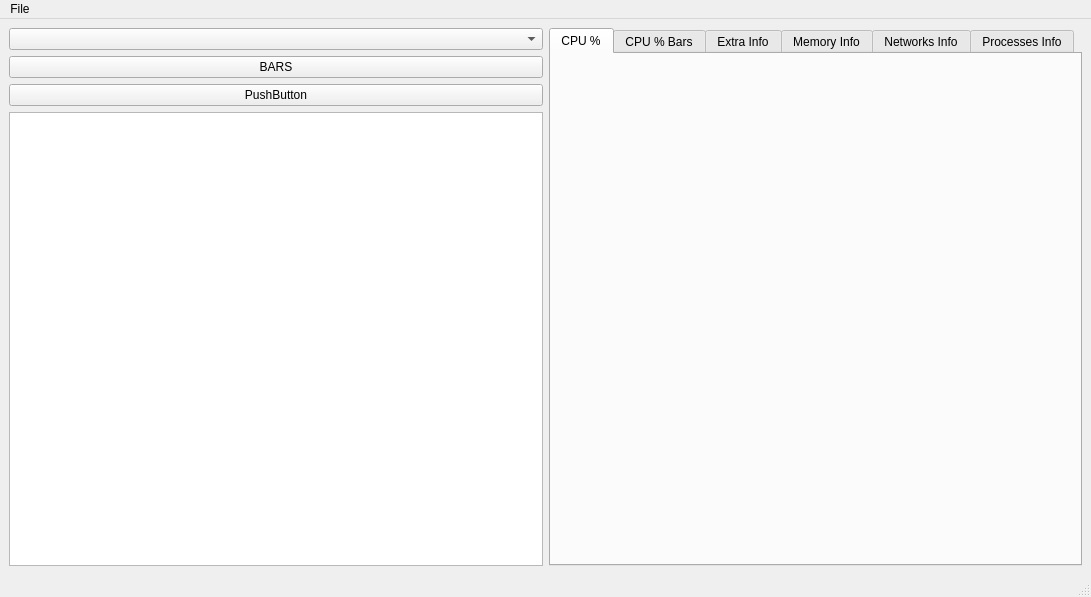
This is designer2.ui in SeptiD/cpu_monitor as Qt 5 draws it before an edit. The edited form follows.
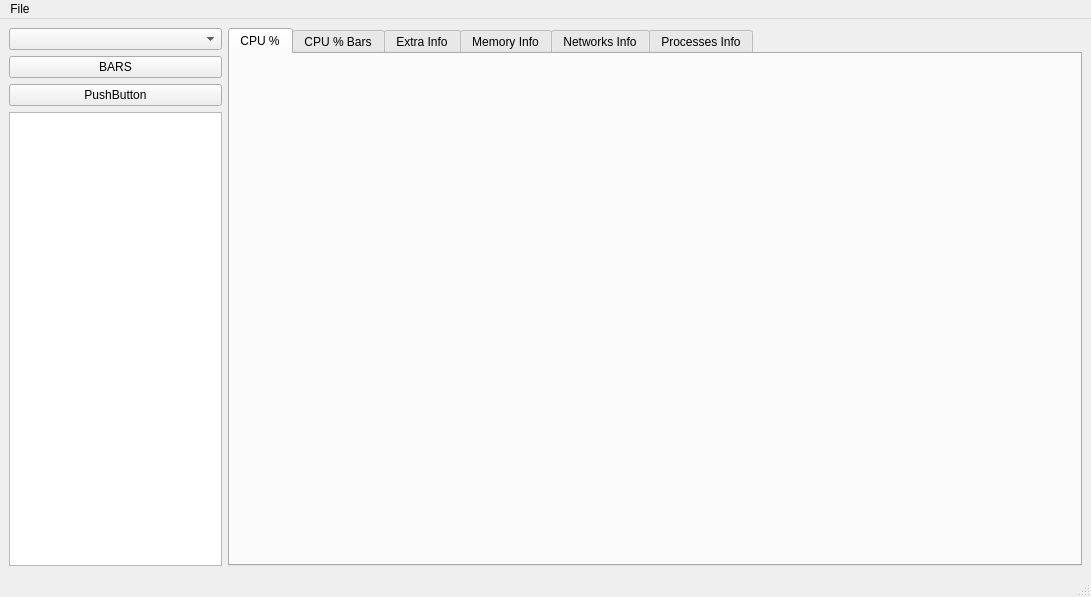
This is the edited form.

Commit message: I022:resize, fixed left bar

```diff
--- a/designer2.ui
+++ b/designer2.ui
@@ -17,12 +17,18 @@
    <property name="enabled">
     <bool>true</bool>
    </property>
-   <layout class="QHBoxLayout" name="horizontalLayout">
+   <layout class="QHBoxLayout" name="horizontalLayout" stretch="1,4">
     <property name="sizeConstraint">
      <enum>QLayout::SetDefaultConstraint</enum>
     </property>
     <item>
-     <layout class="QVBoxLayout" name="verticalLayout_options">
+     <layout class="QVBoxLayout" name="verticalLayout_options" stretch="0,0,0,0">
+      <property name="spacing">
+       <number>6</number>
+      </property>
+      <property name="sizeConstraint">
+       <enum>QLayout::SetFixedSize</enum>
+      </property>
       <item>
        <widget class="QComboBox" name="comboBox_system_info"/>
       </item>
```
The commit also changes 1 other file.
